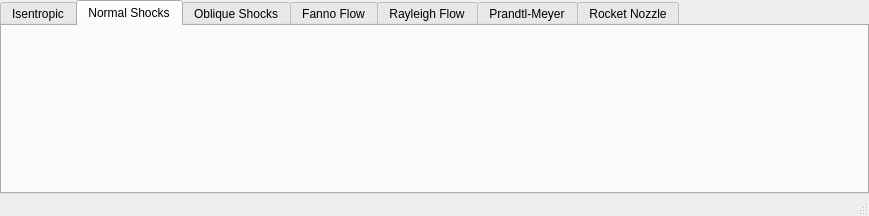
The window that Resources/calculator.ui (Rigel09/CompAero) describes before a commit, drawn with Qt 5.
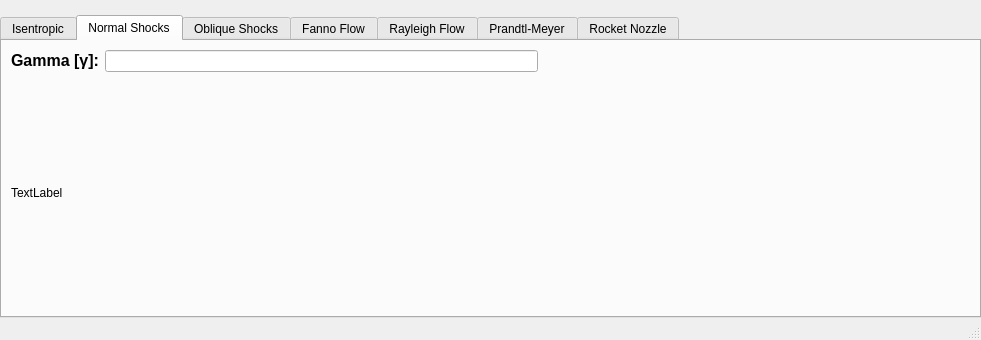
The same window after the commit. The open tabs and pages were chosen to show the change.

What changed in the file:
```diff
--- a/Resources/calculator.ui
+++ b/Resources/calculator.ui
@@ -6,8 +6,8 @@
    <rect>
     <x>0</x>
     <y>0</y>
-    <width>869</width>
-    <height>176</height>
+    <width>981</width>
+    <height>340</height>
    </rect>
   </property>
   <property name="windowTitle">
@@ -31,7 +31,7 @@
      <number>0</number>
     </property>
     <property name="topMargin">
-     <number>0</number>
+     <number>15</number>
     </property>
     <property name="rightMargin">
      <number>0</number>
@@ -504,6 +504,76 @@
        <attribute name="title">
         <string>Normal Shocks</string>
        </attribute>
+       <layout class="QVBoxLayout" name="verticalLayout_3">
+        <item>
+         <layout class="QHBoxLayout" name="horizontalLayout_4">
+          <item>
+           <widget class="QLabel" name="label_5">
+            <property name="maximumSize">
+             <size>
+              <width>16777215</width>
+              <height>16777215</height>
+             </size>
+            </property>
+            <property name="font">
+             <font>
+              <pointsize>12</pointsize>
+              <weight>75</weight>
+              <bold>true</bold>
+             </font>
+            </property>
+            <property name="text">
+             <string>&lt;html&gt;&lt;head/&gt;&lt;body&gt;&lt;p&gt;Gamma [γ]:&lt;/p&gt;&lt;/body&gt;&lt;/html&gt;</string>
+            </property>
+           </widget>
+          </item>
+          <item>
+           <widget class="QLineEdit" name="lineEdit"/>
+          </item>
+          <item>
+           <spacer name="horizontalSpacer_11">
+            <property name="orientation">
+             <enum>Qt::Horizontal</enum>
+            </property>
+            <property name="sizeHint" stdset="0">
+             <size>
+              <width>40</width>
+              <height>20</height>
+             </size>
+            </property>
+           </spacer>
+          </item>
+         </layout>
+        </item>
+        <item>
+         <layout class="QHBoxLayout" name="horizontalLayout_5">
+          <item>
+           <layout class="QGridLayout" name="gridLayout_2">
+            <item row="0" column="0">
+             <widget class="QLabel" name="label_4">
+              <property name="text">
+               <string>TextLabel</string>
+              </property>
+             </widget>
+            </item>
+            <item row="0" column="1">
+             <spacer name="horizontalSpacer_10">
+              <property name="orientation">
+               <enum>Qt::Horizontal</enum>
+              </property>
+              <property name="sizeHint" stdset="0">
+               <size>
+                <width>40</width>
+                <height>20</height>
+               </size>
+              </property>
+             </spacer>
+            </item>
+           </layout>
+          </item>
+         </layout>
+        </item>
+       </layout>
       </widget>
       <widget class="QWidget" name="tab_3">
        <attribute name="title">
```
Left out of the diff: 16 changed lines with no effect on the pictures.
